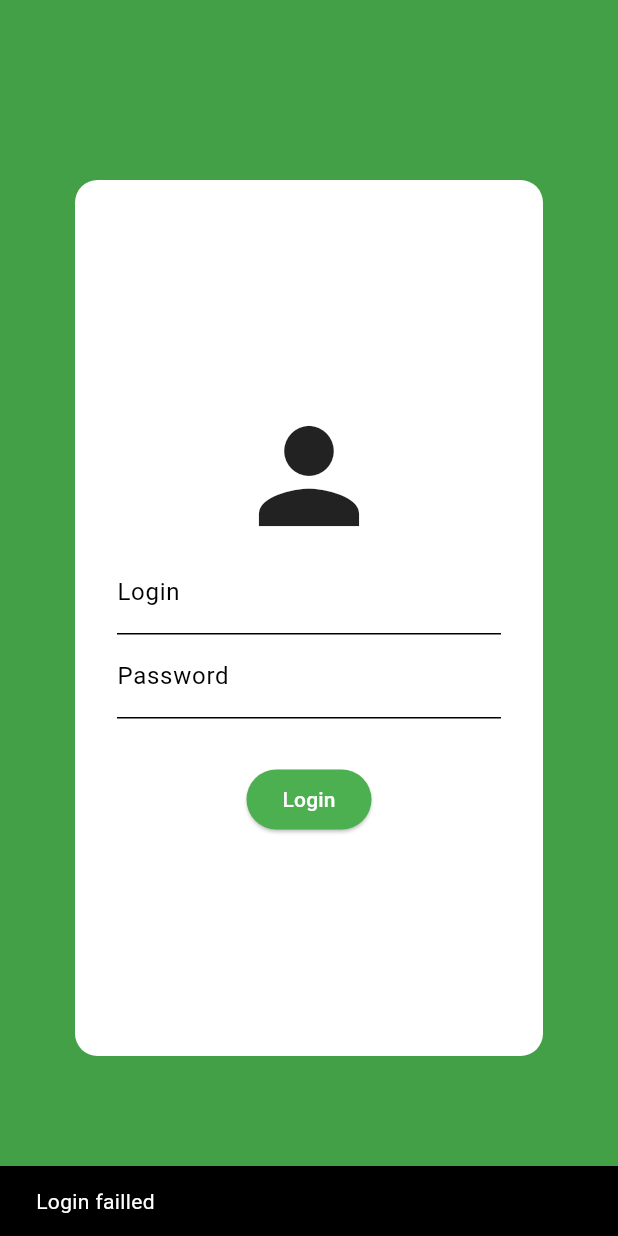
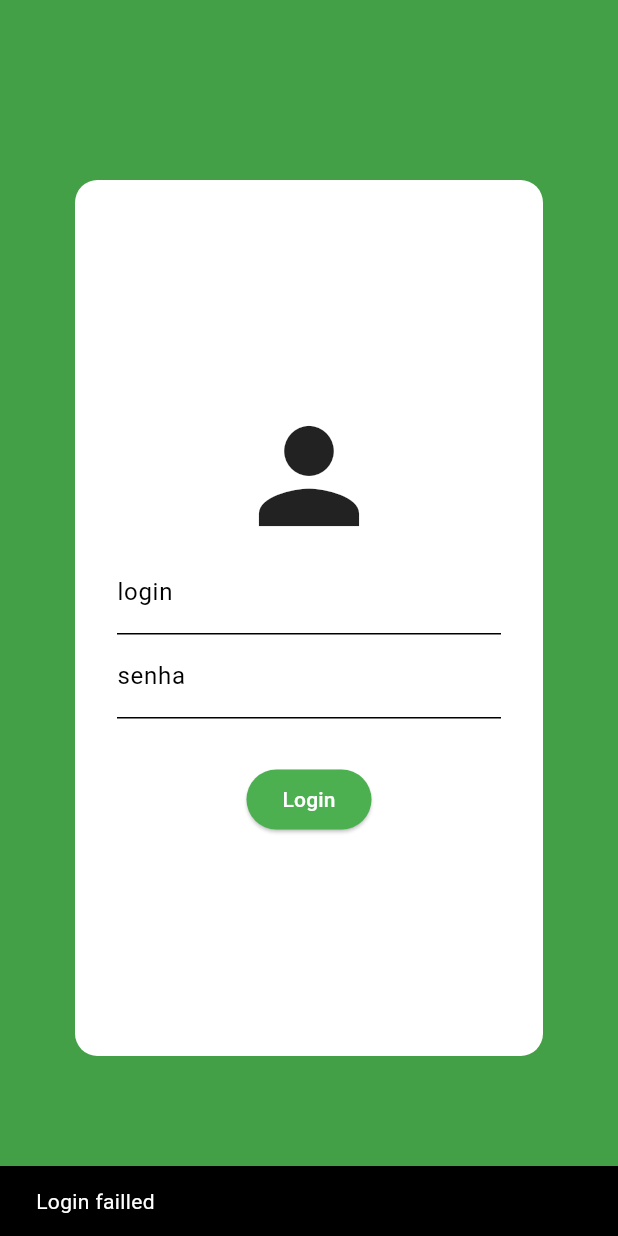
Before and after one commit to IgorBarrosoAlmeida/Flutter, a Flutter app: the screen it shows after launch, after a tap on "Login", on a phone screen of 412 x 824 dp. Run offline on Flutter 3.47's test engine with Material 3 defaults, Android fonts, the phone set to English and light mode, and no system bars.

Commit message:
components and widgets

```diff
--- /dev/null
+++ b/Flutter/flutter_basico/lib/components/login/custom_login_button_component.dart
@@ -0,0 +1,37 @@
+import 'package:flutter/material.dart';
+import 'package:flutter_basico/controller/login_controller.dart';
+
+class CustomLoginButtonComponent extends StatelessWidget {
+  final LoginController loginController;
+  const CustomLoginButtonComponent({required this.loginController, super.key});
+
+  @override
+  Widget build(BuildContext context) {
+    return ValueListenableBuilder<bool>(
+      valueListenable: loginController.loading,
+      builder: (_, loading, __) {
+        return loading
+            ? CircularProgressIndicator()
+            : ElevatedButton(
+              onPressed: () {
+                loginController.authentication().then((isValidLogin) {
+                  if (isValidLogin) {
+                    Navigator.of(context).pushReplacementNamed("/home");
+                  } else {
+                    ScaffoldMessenger.of(context).showSnackBar(
+                      SnackBar(content: const Text("Login failled")),
+                    );
+                  }
+                });
+              },
+              style: ButtonStyle(
+                backgroundColor: WidgetStateColor.resolveWith((states) {
+                  return Colors.green;
+                }),
+              ),
+              child: Text("Login", style: TextStyle(color: Colors.white)),
+            );
+      },
+    );
+  }
+}
--- a/Flutter/flutter_basico/lib/views/login_page.dart
+++ b/Flutter/flutter_basico/lib/views/login_page.dart
@@ -1,5 +1,7 @@
 import 'package:flutter/material.dart';
+import 'package:flutter_basico/components/login/custom_login_button_component.dart';
 import 'package:flutter_basico/controller/login_controller.dart';
+import 'package:flutter_basico/widgets/custom_textfield_widget.dart';
 
 class LoginPage extends StatelessWidget {
   final LoginController _loginController = LoginController();
@@ -24,52 +26,17 @@ class LoginPage extends StatelessWidget {
             crossAxisAlignment: CrossAxisAlignment.center,
             children: [
               Icon(Icons.person, size: 100),
-              TextField(
-                decoration: InputDecoration(label: Text("Login")),
+              CustomTextfieldWidget(
+                label: "login",
                 onChanged: _loginController.setLogin,
               ),
-              TextField(
-                decoration: InputDecoration(label: Text("Password")),
-                obscureText: true,
+              CustomTextfieldWidget(
+                label: "senha",
                 onChanged: _loginController.setPassword,
+                isPassword: true,
               ),
               SizedBox(height: 30),
-              // loading se estiver tentando logar
-              ValueListenableBuilder<bool>(
-                valueListenable: _loginController.loading,
-                builder: (_, loading, __) {
-                  return loading
-                      ? CircularProgressIndicator()
-                      : ElevatedButton(
-                        onPressed: () {
-                          _loginController.authentication().then((
-                            isValidLogin,
-                          ) {
-                            if (isValidLogin) {
-                              Navigator.of(
-                                context,
-                              ).pushReplacementNamed("/home");
-                            } else {
-                              ScaffoldMessenger.of(context).showSnackBar(
-                                SnackBar(content: const Text("Login failled")),
-                              );
-                            }
-                          });
-                        },
-                        style: ButtonStyle(
-                          backgroundColor: WidgetStateColor.resolveWith((
-                            states,
-                          ) {
-                            return Colors.green;
-                          }),
-                        ),
-                        child: Text(
-                          "Login",
-                          style: TextStyle(color: Colors.white),
-                        ),
-                      );
-                },
-              ),
+              CustomLoginButtonComponent(loginController: _loginController),
             ],
           ),
         ),
--- /dev/null
+++ b/Flutter/flutter_basico/lib/widgets/custom_textfield_widget.dart
@@ -0,0 +1,23 @@
+import 'package:flutter/material.dart';
+
+class CustomTextfieldWidget extends StatelessWidget {
+  final Function(String) onChanged;
+  final String label;
+  final bool isPassword;
+
+  const CustomTextfieldWidget({
+    super.key,
+    required this.onChanged,
+    required this.label,
+    this.isPassword = false,
+  });
+
+  @override
+  Widget build(BuildContext context) {
+    return TextField(
+      decoration: InputDecoration(label: Text(label)),
+      obscureText: isPassword,
+      onChanged: onChanged,
+    );
+  }
+}
```
